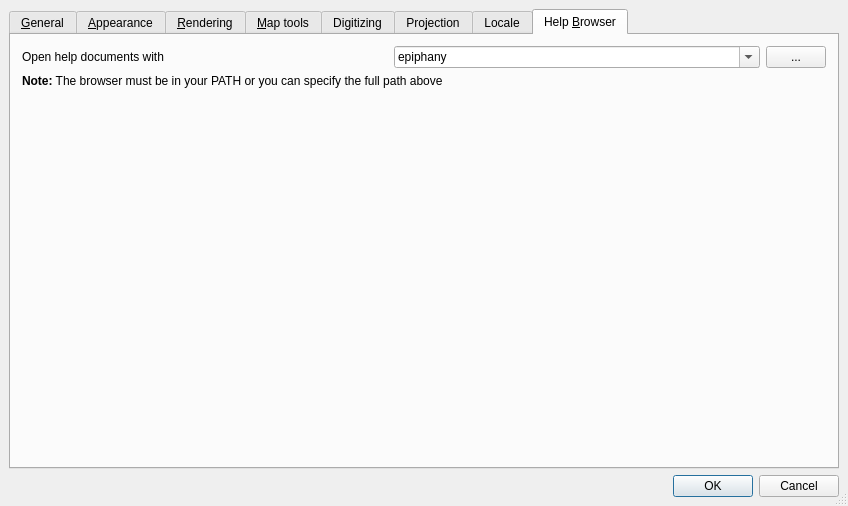
Above: branches/diagram-branch/src/ui/qgsoptionsbase.ui from stopa85/Quantum-GIS before the change. Below: the same form after it.
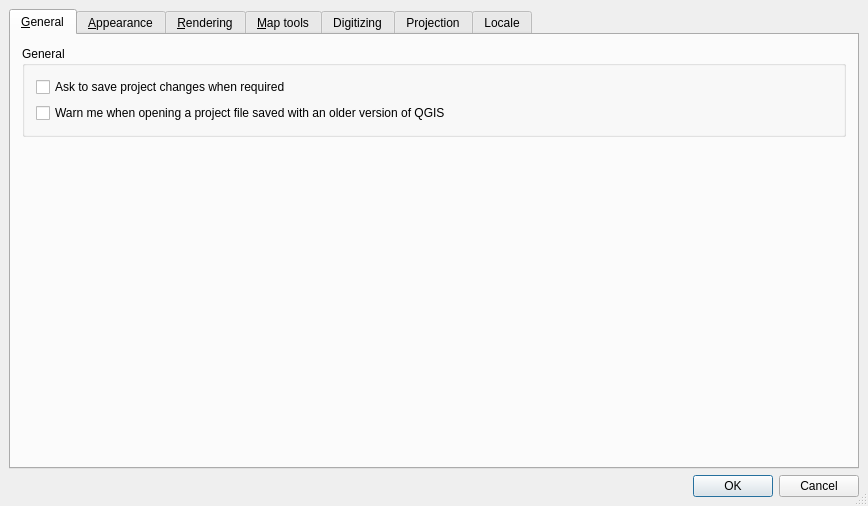
That is the form after the change. The open tabs and pages were chosen to show the change. Icons and pictures are not drawn. Custom widgets are drawn as their Qt base class.

```diff
--- a/branches/diagram-branch/src/ui/qgsoptionsbase.ui
+++ b/branches/diagram-branch/src/ui/qgsoptionsbase.ui
@@ -5,7 +5,7 @@
    <rect>
     <x>0</x>
     <y>0</y>
-    <width>848</width>
+    <width>868</width>
     <height>506</height>
    </rect>
   </property>
@@ -28,6 +28,16 @@
    <property name="spacing" >
     <number>6</number>
    </property>
+   <item row="1" column="0" >
+    <widget class="QDialogButtonBox" name="buttonBox" >
+     <property name="orientation" >
+      <enum>Qt::Horizontal</enum>
+     </property>
+     <property name="standardButtons" >
+      <set>QDialogButtonBox::Cancel|QDialogButtonBox::NoButton|QDialogButtonBox::Ok</set>
+     </property>
+    </widget>
+   </item>
    <item row="0" column="0" >
     <widget class="QTabWidget" name="tabWidget" >
      <property name="currentIndex" >
@@ -787,9 +797,9 @@
              </spacer>
             </item>
             <item>
-             <widget class="QSpinBox" name="mDefaultSnappingToleranceSpinBox" >
+             <widget class="QDoubleSpinBox" name="mDefaultSnappingToleranceSpinBox" >
               <property name="maximum" >
-               <number>1000000000</number>
+               <double>9999.989999999999782</double>
               </property>
              </widget>
             </item>
@@ -824,15 +834,9 @@
              </spacer>
             </item>
             <item>
-             <widget class="QSpinBox" name="mSearchRadiusVertexEditSpinBox" >
+             <widget class="QDoubleSpinBox" name="mSearchRadiusVertexEditSpinBox" >
               <property name="maximum" >
-               <number>1000000000</number>
-              </property>
-              <property name="minimum" >
-               <number>0</number>
-              </property>
-              <property name="value" >
-               <number>0</number>
+               <double>9999.989999999999782</double>
               </property>
              </widget>
             </item>
@@ -1017,117 +1021,6 @@
        </item>
       </layout>
      </widget>
-     <widget class="QWidget" name="tabHelpBrowser" >
-      <attribute name="title" >
-       <string>Help &amp;Browser</string>
-      </attribute>
-      <layout class="QGridLayout" >
-       <property name="margin" >
-        <number>11</number>
-       </property>
-       <property name="spacing" >
-        <number>6</number>
-       </property>
-       <item row="2" column="0" colspan="2" >
-        <spacer>
-         <property name="orientation" >
-          <enum>Qt::Vertical</enum>
-         </property>
-         <property name="sizeHint" >
-          <size>
-           <width>20</width>
-           <height>40</height>
-          </size>
-         </property>
-        </spacer>
-       </item>
-       <item row="1" column="0" colspan="3" >
-        <widget class="QLabel" name="textLabel1_2" >
-         <property name="text" >
-          <string>&lt;b>Note:&lt;/b> The browser must be in your PATH or you can specify the full path above</string>
-         </property>
-         <property name="wordWrap" >
-          <bool>true</bool>
-         </property>
-        </widget>
-       </item>
-       <item row="0" column="2" >
-        <widget class="QPushButton" name="btnFindBrowser" >
-         <property name="maximumSize" >
-          <size>
-           <width>60</width>
-           <height>32767</height>
-          </size>
-         </property>
-         <property name="text" >
-          <string>...</string>
-         </property>
-        </widget>
-       </item>
-       <item row="0" column="1" >
-        <widget class="QComboBox" name="cmbBrowser" >
-         <property name="editable" >
-          <bool>true</bool>
-         </property>
-         <item>
-          <property name="text" >
-           <string>epiphany</string>
-          </property>
-         </item>
-         <item>
-          <property name="text" >
-           <string>firefox</string>
-          </property>
-         </item>
-         <item>
-          <property name="text" >
-           <string>mozilla-firefox</string>
-          </property>
-         </item>
-         <item>
-          <property name="text" >
-           <string>galeon</string>
-          </property>
-         </item>
-         <item>
-          <property name="text" >
-           <string>konqueror</string>
-          </property>
-         </item>
-         <item>
-          <property name="text" >
-           <string>mozilla</string>
-          </property>
-         </item>
-         <item>
-          <property name="text" >
-           <string>opera</string>
-          </property>
-         </item>
-        </widget>
-       </item>
-       <item row="0" column="0" >
-        <widget class="QLabel" name="textLabel1" >
-         <property name="text" >
-          <string>Open help documents with</string>
-         </property>
-         <property name="buddy" >
-          <cstring>cmbBrowser</cstring>
-         </property>
-        </widget>
-       </item>
-      </layout>
-     </widget>
-    </widget>
-   </item>
-   <item row="1" column="0" >
-    <widget class="QDialogButtonBox" name="buttonBox" >
-     <property name="orientation" >
-      <enum>Qt::Horizontal</enum>
-     </property>
-     <property name="standardButtons" >
-      <set>QDialogButtonBox::Cancel|QDialogButtonBox::NoButton|QDialogButtonBox::Ok</set>
-     </property>
     </widget>
    </item>
   </layout>
```
Left out of the diff: 2 changed lines with no effect on the pictures.
